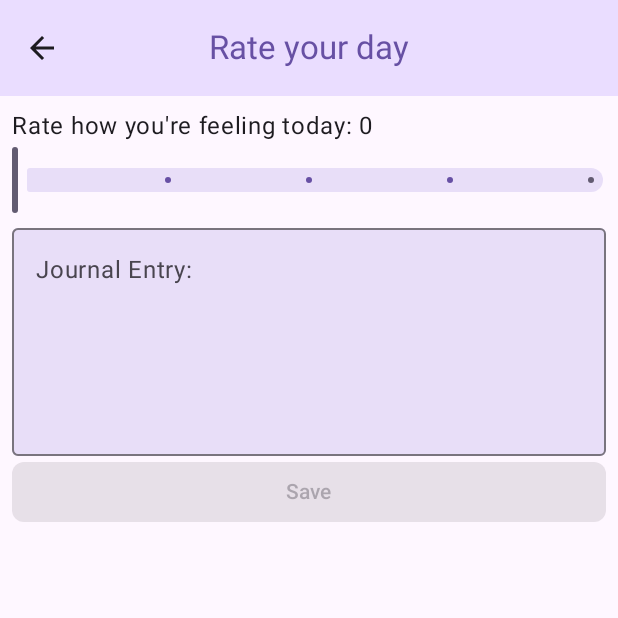
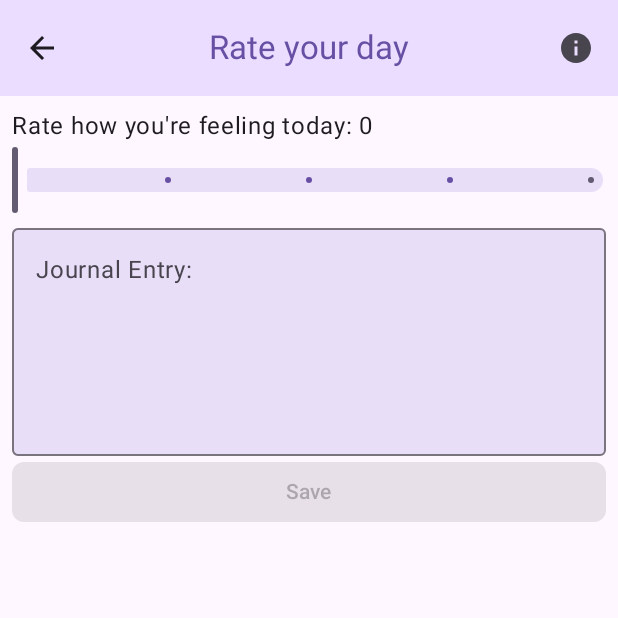
Before and after one commit to ericj22/mood-rate, an Android app built with Jetpack Compose: the RateMoodScreen screen opened through its navigation route, on a phone screen of 412 x 824 dp, the top half of it. Run offline under Robolectric (Android 15) with nearby library versions, the phone set to English and light mode, and no system bars; our stand-ins replace Room's generated code; 4 statements that could not run were skipped.

```diff
--- a/app/src/main/java/com/example/moodcheck/MoodApp.kt
+++ b/app/src/main/java/com/example/moodcheck/MoodApp.kt
@@ -2,6 +2,7 @@ package com.example.moodcheck
 
 import androidx.compose.material.icons.Icons
 import androidx.compose.material.icons.filled.ArrowBack
+import androidx.compose.material.icons.filled.Info
 import androidx.compose.material3.CenterAlignedTopAppBar
 import androidx.compose.material3.ExperimentalMaterial3Api
 import androidx.compose.material3.Icon
@@ -31,7 +32,9 @@ fun MoodTopAppBar(
     canNavigateBack: Boolean,
     modifier: Modifier = Modifier,
     scrollBehavior: TopAppBarScrollBehavior? = null,
-    navigateUp: () -> Unit = {}
+    navigateUp: () -> Unit = {},
+    openHelp: () -> Unit = {},
+    canOpenHelp: Boolean = true,
 ) {
     CenterAlignedTopAppBar(
         title = { Text(title) },
@@ -50,6 +53,16 @@ fun MoodTopAppBar(
                     )
                 }
             }
+        },
+        actions = {
+            if (canOpenHelp) {
+                IconButton(onClick = openHelp) {
+                    Icon(
+                        imageVector = Icons.Filled.Info,
+                        contentDescription = "Help"
+                    )
+                }
+            }
         }
     )
 }
--- a/app/src/main/java/com/example/moodcheck/ui/navigation/MoodNavGraph.kt
+++ b/app/src/main/java/com/example/moodcheck/ui/navigation/MoodNavGraph.kt
@@ -7,6 +7,8 @@ import androidx.navigation.NavType
 import androidx.navigation.compose.NavHost
 import androidx.navigation.compose.composable
 import androidx.navigation.navArgument
+import com.example.moodcheck.ui.help.HelpDestination
+import com.example.moodcheck.ui.help.HelpScreen
 import com.example.moodcheck.ui.rate.PastDestination
 import com.example.moodcheck.ui.rate.PastMoodScreen
 import com.example.moodcheck.ui.rate.RateDestination
@@ -29,13 +31,15 @@ fun MoodNavHost(
                 navigateToRateMood = { navController.navigate(RateDestination.route) },
                 navigateToPastMood = { id ->
                     navController.navigate("${PastDestination.route}/${id}")
-                }
+                },
+                openHelp = { navController.navigate(HelpDestination.route) }
             )
         }
         composable(route = RateDestination.route) {
             RateMoodScreen(
                 navigateBack = { navController.popBackStack() },
-                onNavigateUp = { navController.navigateUp() }
+                onNavigateUp = { navController.navigateUp() },
+                navigateHelp = { navController.navigate(HelpDestination.route) }
             )
         }
         composable(
@@ -46,7 +50,13 @@ fun MoodNavHost(
                 }
             )
         ) {
-            PastMoodScreen(onNavigateUp = { navController.navigateUp() })
+            PastMoodScreen(
+                onNavigateUp = { navController.navigateUp() },
+                openHelp = { navController.navigate(HelpDestination.route) }
+            )
+        }
+        composable(route = HelpDestination.route) {
+            HelpScreen(onNavigateUp = { navController.navigateUp() })
         }
     }
 }
--- a/app/src/main/java/com/example/moodcheck/ui/rate/RateMoodScreen.kt
+++ b/app/src/main/java/com/example/moodcheck/ui/rate/RateMoodScreen.kt
@@ -37,6 +37,7 @@ object RateDestination : NavigationDestination {
 fun RateMoodScreen(
     navigateBack: () -> Unit,
     onNavigateUp: () -> Unit,
+    navigateHelp: () -> Unit,
     modifier: Modifier = Modifier,
     canNavigateBack: Boolean = true,
     viewModel: RateMoodViewModel = viewModel(factory = AppViewModelProvider.Factory)
@@ -48,7 +49,8 @@ fun RateMoodScreen(
                 title = stringResource(RateDestination.titleRes),
                 modifier = modifier,
                 canNavigateBack = canNavigateBack,
-                navigateUp = onNavigateUp
+                navigateUp = onNavigateUp,
+                openHelp = navigateHelp
             )
         }
     ) { innerPadding ->
@@ -70,7 +72,7 @@ fun RateMoodScreen(
 @Composable
 fun RateMoodScreenPreview() {
     MoodCheckTheme {
-        RateMoodScreen({}, {})
+        RateMoodScreen({}, {}, {})
     }
 }
 
--- a/app/src/main/java/com/example/moodcheck/ui/years/YearScreen.kt
+++ b/app/src/main/java/com/example/moodcheck/ui/years/YearScreen.kt
@@ -55,6 +55,7 @@ object YearDestination : NavigationDestination {
 fun YearScreen(
     navigateToRateMood: () -> Unit,
     navigateToPastMood: (Int) -> Unit,
+    openHelp: () -> Unit,
     modifier: Modifier = Modifier,
     viewModel: YearViewModel = viewModel(factory = AppViewModelProvider.Factory)
 ) {
@@ -67,7 +68,8 @@ fun YearScreen(
             MoodTopAppBar(
                 title = stringResource(YearDestination.titleRes),
                 scrollBehavior = scrollBehavior,
-                canNavigateBack = false
+                canNavigateBack = false,
+                openHelp = openHelp,
             )
         },
         floatingActionButton = {
@@ -95,7 +97,7 @@ fun YearScreen(
 @Composable
 private fun YearScreenPreview() {
     MoodCheckTheme {
-        YearScreen({}, {})
+        YearScreen({}, {}, {})
     }
 }
 
@@ -161,8 +163,9 @@ private fun MoodList(
 @Composable
 fun MoodBubble(
     mood: Mood,
+    navigateToPastMood: (Int) -> Unit,
     modifier: Modifier = Modifier,
-    navigateToPastMood: (Int) -> Unit,
+    border: Boolean = false,
     day: Int = 0,
 ) {
     val color = when(mood.rating) {
@@ -183,7 +186,7 @@ fun MoodBubble(
             .padding(1.dp)
             .border(
                 width = 0.5.dp,
-                color = if (mood.rating == 0) {
+                color = if (border) {
                     MaterialTheme.colorScheme.outline
                 } else {
                     color
--- a/app/src/main/res/values/strings.xml
+++ b/app/src/main/res/values/strings.xml
@@ -21,4 +21,5 @@
     <string name="dec">DEC</string>
     <string name="back_button">Back</string>
     <string name="rating_for">"Rating for %s %d, %d"</string>
+    <string name="help">Help</string>
 </resources>
```
Also changed, not shown: app/src/main/java/com/example/moodcheck/ui/help/HelpScreen.kt (added, +117 -0 lines), app/src/main/java/com/example/moodcheck/ui/rate/PastMoodScreen.kt (+5 -2 lines).
